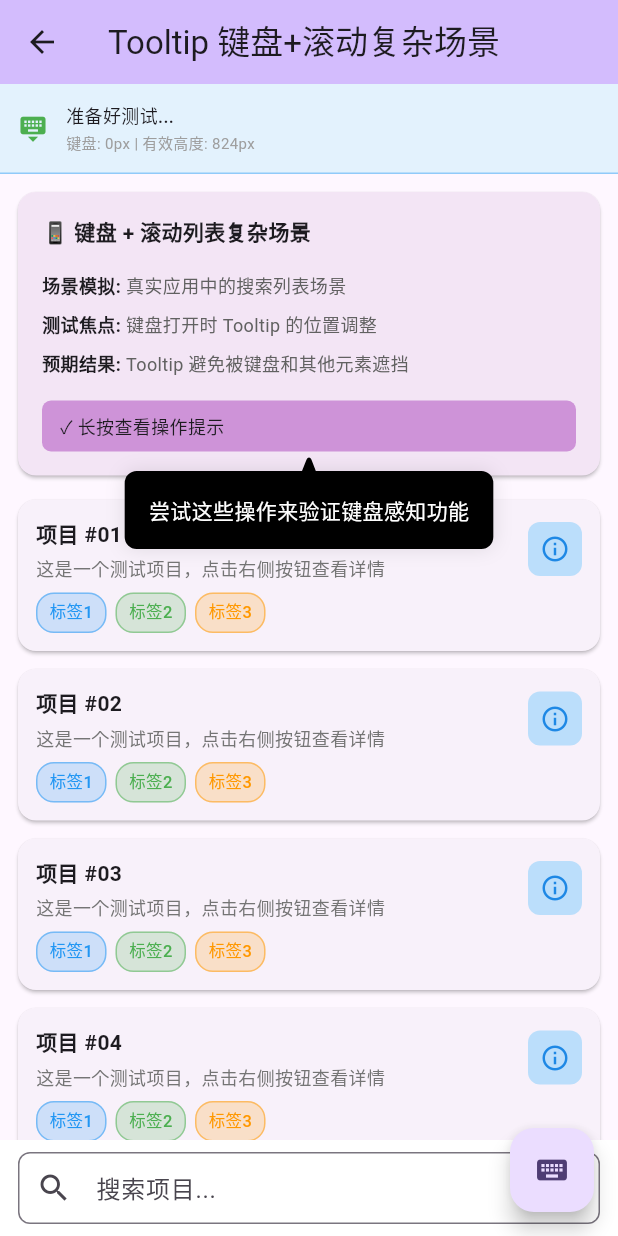
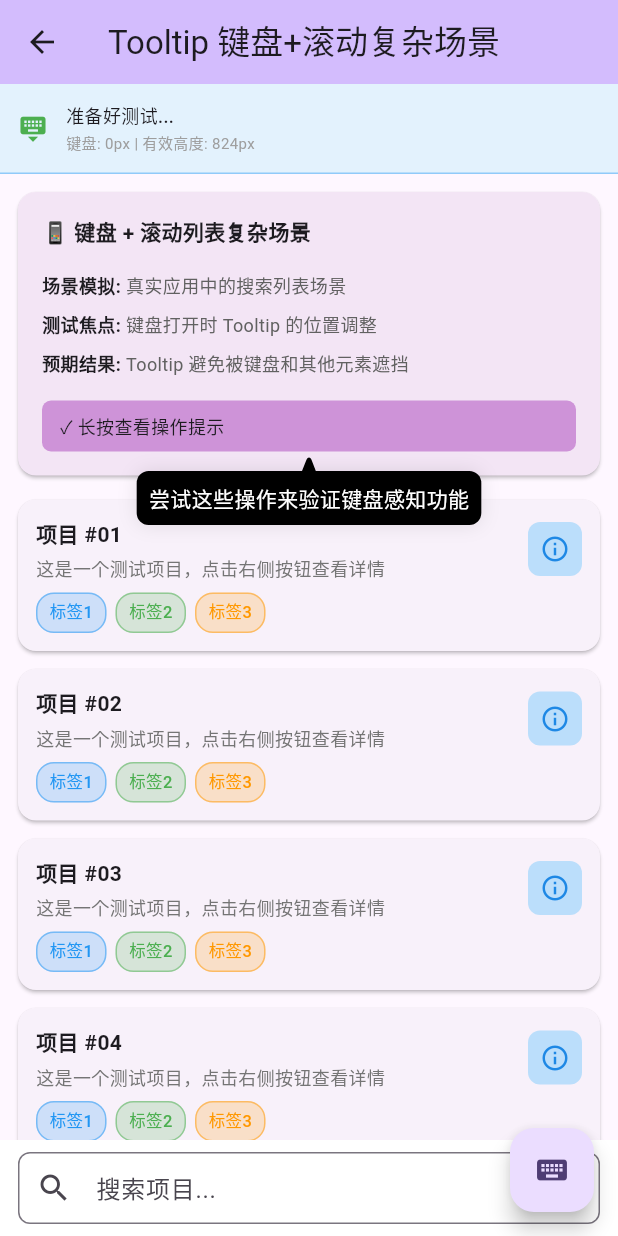
Before and after one commit to chdown/super_widget, a Flutter app: the SuperTooltipKeyboardScrollTest screen opened by its route, after a tap on "✓ 长按查看操作提示", on a phone screen of 412 x 824 dp. Run offline on Flutter 3.47's test engine with Material 3 defaults, Android fonts, the phone set to English and light mode, and no system bars; our stand-ins replace extended_image; statements that could not run were skipped.

Commit message:
feat(super_tooltip): 调整 contentPadding 为 8 并移除箭头圆角属性

```diff
--- a/lib/src/super_tooltip.dart
+++ b/lib/src/super_tooltip.dart
@@ -41,11 +41,10 @@ class SuperTooltip extends StatefulWidget {
     this.arrowColor = Colors.black,
     this.arrowSize = const Size(10, 10),
     this.arrowSpacing = 4,
-    this.arrowRadius = 2,
     this.onBeforeShow,
     this.onAfterDismiss,
     this.controller,
-    this.contentPadding = const EdgeInsets.all(16),
+    this.contentPadding = const EdgeInsets.all(8),
     this.contentBackgroundColor = Colors.black,
     this.contentRadius,
     this.contentDecoration,
@@ -53,8 +52,7 @@ class SuperTooltip extends StatefulWidget {
     this.isLongPress = false,
     this.offsetIgnore = false,
     this.position,
-  })  : assert(arrowSpacing >= 0, 'arrowSpacing must be non-negative'),
-        assert(arrowRadius >= 0, 'arrowRadius must be non-negative');
+  })  : assert(arrowSpacing >= 0, 'arrowSpacing must be non-negative');
 
   /// 消息内容
   final Widget content;
@@ -70,9 +68,6 @@ class SuperTooltip extends StatefulWidget {
 
   /// 箭头与目标之间的间距
   final double arrowSpacing;
-
-  /// 箭头圆角
-  final double arrowRadius;
 
   /// 显示前回调
   final VoidCallback? onBeforeShow;
```
